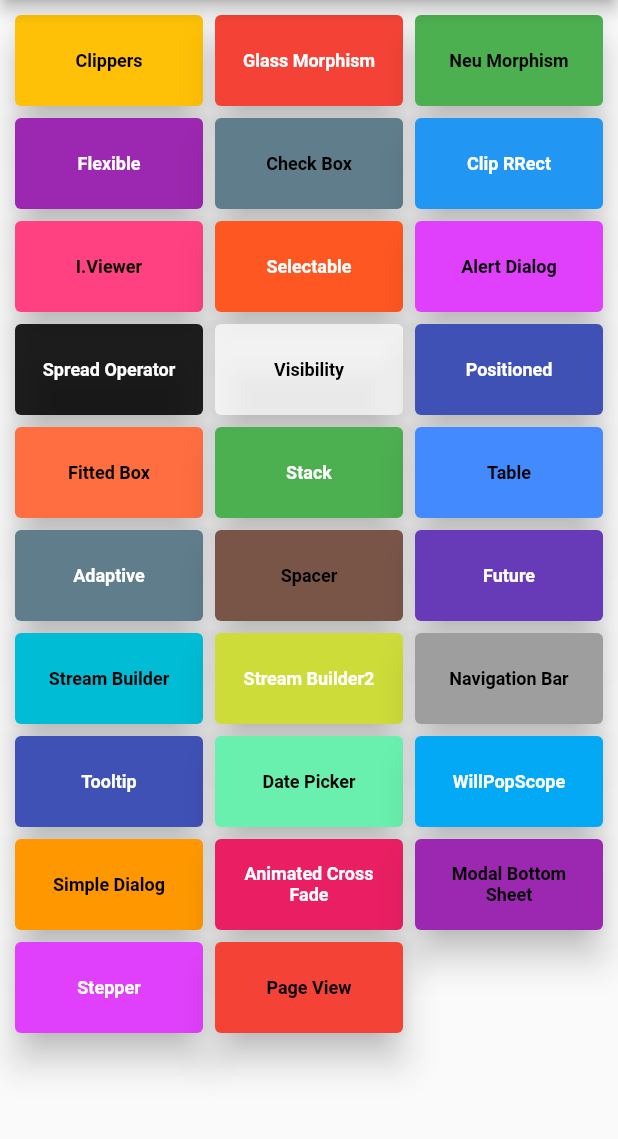
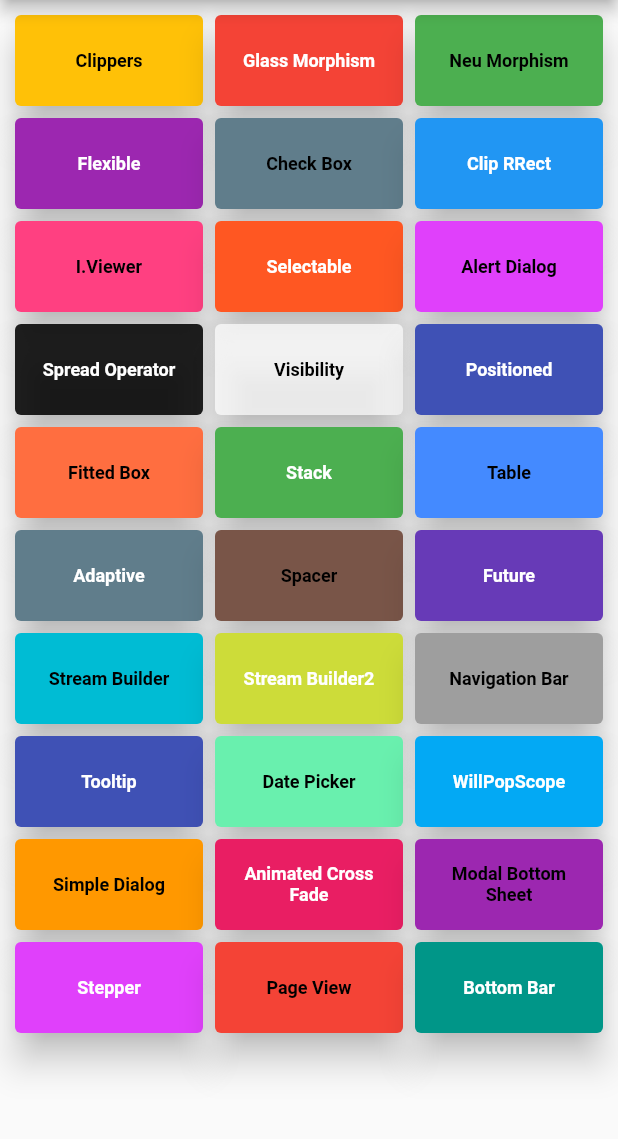
Before and after one commit to erdemgocen44/Flutter_Widgets, a Flutter app: the screen it shows after launch, on a phone screen of 412 x 824 dp, the part 84-1223 px from its top. Run offline on Flutter 3.47's test engine with Material 2 defaults, Android fonts, the phone set to English and light mode, and no system bars.

Commit message:
bottom bar starting

```diff
--- a/lib/core/buttons.dart
+++ b/lib/core/buttons.dart
@@ -176,4 +176,10 @@ List<Widget> buttons = [
     onprimary: Colors.black,
     rota: '/pageview',
   ),
+  CustomElevatedButton(
+    yazi: 'Bottom Bar',
+    primary: Colors.teal,
+    onprimary: Colors.white,
+    rota: '/pageview',
+  ),
 ];
--- a/lib/core/rotes.dart
+++ b/lib/core/rotes.dart
@@ -3,6 +3,7 @@ import 'package:widgets/home_page.dart';
 import 'package:widgets/widgets/adaptive/adaptive_home.dart';
 import 'package:widgets/widgets/alert_dialog/alert_dialog.dart';
 import 'package:widgets/widgets/animated_cross_fade/animated_cross_fade_home.dart';
+import 'package:widgets/widgets/bottom_bar/bottom_bar_home.dart';
 import 'package:widgets/widgets/checkbox/checkbox_listtile.dart';
 import 'package:widgets/widgets/clippers/clippers_page.dart';
 import 'package:widgets/widgets/cliprrect/cliprrect.dart';
@@ -119,4 +120,7 @@ var rotalar = <String, WidgetBuilder>{
   "/pageview": (context) => const PageViewHome(
         title: 'Page View',
       ),
+  "/bottom": (context) => const BottomBarHome(
+        title: 'Bottom Bar',
+      ),
 };
```
